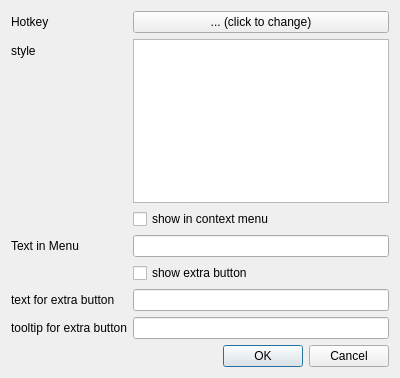
This is designer/settings_style.ui in ijgnd/anki__editor__apply__font_color__background_color__custom_class__custom_style as Qt 5 draws it before an edit. The edited form follows.
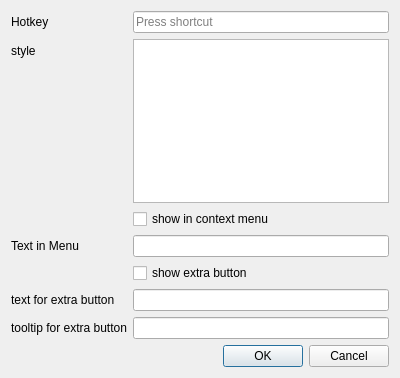
This is the edited form.

Commit message: Replace custom shortcut dialog with QKeySequence

Patch:
```diff
--- a/designer/settings_style.ui
+++ b/designer/settings_style.ui
@@ -23,13 +23,6 @@
        </property>
       </widget>
      </item>
-     <item row="0" column="1">
-      <widget class="QPushButton" name="pb_hotkeyset">
-       <property name="text">
-        <string>... (click to change)</string>
-       </property>
-      </widget>
-     </item>
      <item row="1" column="0">
       <widget class="QLabel" name="label_10">
        <property name="text">
@@ -98,6 +91,9 @@
      <item row="6" column="1">
       <widget class="QLineEdit" name="le_tooltip_text"/>
      </item>
+     <item row="0" column="1">
+      <widget class="QKeySequenceEdit" name="hotkey"/>
+     </item>
     </layout>
    </item>
    <item row="1" column="0">
```
The commit also changes 15 other files.
